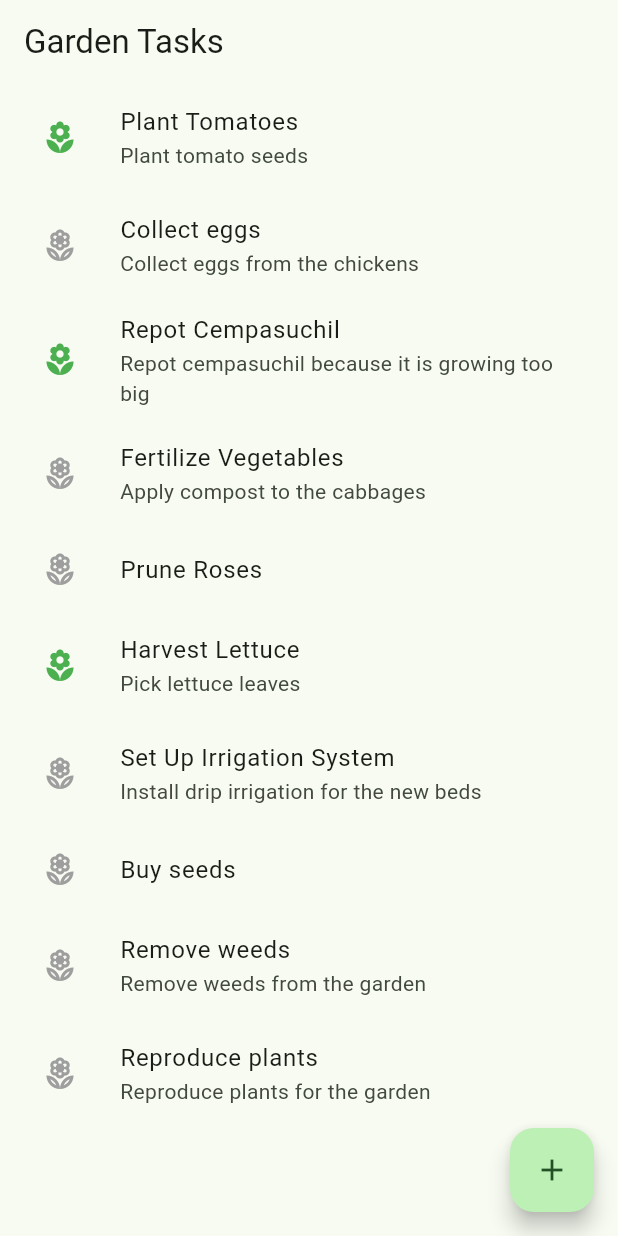
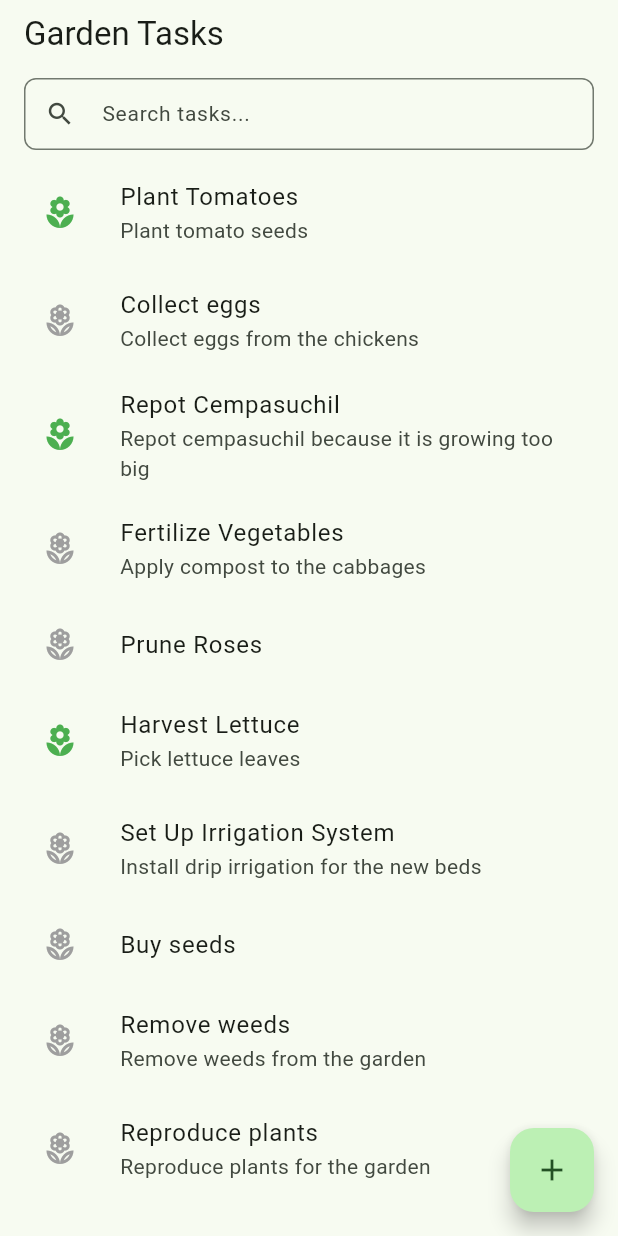
Before and after one commit to carolinasq1/garden_planner, a Flutter app: the screen it shows after launch, after a tap on the "local florist" icon, on a phone screen of 412 x 824 dp. Run offline on Flutter 3.47's test engine with Material 3 defaults, Android fonts, the phone set to English and light mode, and no system bars; our stand-ins replace flutter_bloc, freezed_annotation, get_it, hive, hive_flutter; accounts and stored records are empty.

Commit message:
add search tasks

```diff
--- a/lib/core/di/injection_container.dart
+++ b/lib/core/di/injection_container.dart
@@ -9,6 +9,7 @@ import '../../domain/use_cases/create_task_use_case.dart';
 import '../../domain/use_cases/delete_task_use_case.dart';
 import '../../domain/use_cases/edit_task_use_case.dart';
 import '../../domain/use_cases/get_all_tasks_use_case.dart';
+import '../../domain/use_cases/search_tasks_use_case.dart';
 import '../utils/mock_data.dart';
 
 final getIt = GetIt.instance;
@@ -38,6 +39,7 @@ Future<void> initializeDependencies() async {
   getIt.registerLazySingleton(() => GetAllTasksUseCase(getIt()));
   getIt.registerLazySingleton(() => EditTaskUseCase(getIt()));
   getIt.registerLazySingleton(() => DeleteTaskUseCase(getIt()));
+  getIt.registerLazySingleton(() => SearchTasksUseCase(getIt()));
 
   // Add mock data if box is empty
   if (taskBox.isEmpty) {
--- a/lib/data/datasources/task_local_data_source.dart
+++ b/lib/data/datasources/task_local_data_source.dart
@@ -6,4 +6,5 @@ abstract class TaskLocalDataSource {
   Future<void> createTask(Task task);
   Future<void> updateTask(Task task);
   Future<void> deleteTask(String taskId);
+  Future<List<Task>> searchTasks(String query);
 }
--- a/lib/domain/repositories/task_repository.dart
+++ b/lib/domain/repositories/task_repository.dart
@@ -6,4 +6,5 @@ abstract class TaskRepository {
   Future<void> createTask(Task task);
   Future<void> updateTask(Task task);
   Future<void> deleteTask(String taskId);
+  Future<List<Task>> searchTasks(String query);
 }
--- /dev/null
+++ b/lib/domain/use_cases/search_tasks_use_case.dart
@@ -0,0 +1,12 @@
+import '../entities/task.dart';
+import '../repositories/task_repository.dart';
+
+class SearchTasksUseCase {
+  final TaskRepository repository;
+
+  SearchTasksUseCase(this.repository);
+
+  Future<List<Task>> call(String query) async {
+    return await repository.searchTasks(query);
+  }
+}
--- a/lib/presentation/bloc/task_bloc.dart
+++ b/lib/presentation/bloc/task_bloc.dart
@@ -4,6 +4,7 @@ import '../../domain/use_cases/get_all_tasks_use_case.dart';
 import '../../domain/use_cases/edit_task_use_case.dart';
 import '../../domain/use_cases/delete_task_use_case.dart';
 import '../../domain/use_cases/create_task_use_case.dart';
+import '../../domain/use_cases/search_tasks_use_case.dart';
 
 part 'task_event.dart';
 part 'task_state.dart';
@@ -13,18 +14,23 @@ class TaskBloc extends Bloc<TaskEvent, TaskState> {
   final EditTaskUseCase editTaskUseCase;
   final DeleteTaskUseCase deleteTaskUseCase;
   final CreateTaskUseCase createTaskUseCase;
+  final SearchTasksUseCase searchTasksUseCase;
+
+  String? _currentSearchQuery;
 
   TaskBloc({
     required this.getAllTasksUseCase,
     required this.editTaskUseCase,
     required this.deleteTaskUseCase,
     required this.createTaskUseCase,
+    required this.searchTasksUseCase,
   }) : super(TaskLoading()) {
     on<GetTasksEvent>(_onGetTasks);
     on<ToggleTaskCompletedEvent>(_onToggleTaskCompleted);
     on<DeleteTaskEvent>(_onDeleteTask);
     on<CreateTaskEvent>(_onCreateTask);
     on<EditTaskEvent>(_onEditTask);
+    on<SearchTasksEvent>(_onSearchTasks);
 
     // Automatically load tasks when BLoC is created
     add(GetTasksEvent());
@@ -33,6 +39,7 @@ class TaskBloc extends Bloc<TaskEvent, TaskState> {
   Future<void> _onGetTasks(TaskEvent event, Emitter<TaskState> emit) async {
     emit(TaskLoading());
     try {
+      _currentSearchQuery = null;
       final tasks = await getAllTasksUseCase.call();
       emit(TaskLoaded(tasks));
     } catch (e) {
@@ -50,8 +57,7 @@ class TaskBloc extends Bloc<TaskEvent, TaskState> {
         updatedAt: DateTime.now(),
       );
       await editTaskUseCase.call(updatedTask);
-      // Refresh the list
-      add(GetTasksEvent());
+      _refreshTasksList();
     } catch (e) {
       emit(TaskError(e.toString()));
     }
@@ -63,8 +69,7 @@ class TaskBloc extends Bloc<TaskEvent, TaskState> {
   ) async {
     try {
       await deleteTaskUseCase.call(event.taskId);
-      // Refresh the list
-      add(GetTasksEvent());
+      _refreshTasksList();
     } catch (e) {
       emit(TaskError(e.toString()));
     }
@@ -76,8 +81,7 @@ class TaskBloc extends Bloc<TaskEvent, TaskState> {
   ) async {
     try {
       await createTaskUseCase.call(event.name, event.description);
-      // Refresh the list
-      add(GetTasksEvent());
+      _refreshTasksList();
     } catch (e) {
       emit(TaskError(e.toString()));
     }
@@ -86,8 +90,31 @@ class TaskBloc extends Bloc<TaskEvent, TaskState> {
   Future<void> _onEditTask(EditTaskEvent event, Emitter<TaskState> emit) async {
     try {
       await editTaskUseCase.call(event.task);
-      // Refresh the list
+      _refreshTasksList();
+    } catch (e) {
+      emit(TaskError(e.toString()));
+    }
+  }
+
+  void _refreshTasksList() {
+    if (_currentSearchQuery != null && _currentSearchQuery!.isNotEmpty) {
+      add(SearchTasksEvent(_currentSearchQuery!));
+    } else {
       add(GetTasksEvent());
+    }
+  }
+
+  Future<void> _onSearchTasks(
+    SearchTasksEvent event,
+    Emitter<TaskState> emit,
+  ) async {
+    emit(TaskLoading());
+    try {
+      _currentSearchQuery = event.query.trim().isEmpty
+          ? null
+          : event.query.trim();
+      final tasks = await searchTasksUseCase.call(event.query);
+      emit(TaskLoaded(tasks));
     } catch (e) {
       emit(TaskError(e.toString()));
     }
--- a/lib/presentation/bloc/task_event.dart
+++ b/lib/presentation/bloc/task_event.dart
@@ -28,3 +28,9 @@ class EditTaskEvent extends TaskEvent {
 
   EditTaskEvent(this.task);
 }
+
+class SearchTasksEvent extends TaskEvent {
+  final String query;
+
+  SearchTasksEvent(this.query);
+}
--- a/lib/presentation/pages/tasks_page.dart
+++ b/lib/presentation/pages/tasks_page.dart
@@ -7,6 +7,7 @@ import '../widgets/list/task_error_widget.dart';
 import '../widgets/list/task_loading_widget.dart';
 import '../widgets/add_task_button.dart';
 import '../../core/di/injection_container.dart' as di;
+import '../widgets/search/task_search_bar.dart';
 
 class TasksPage extends StatelessWidget {
   const TasksPage({super.key});
@@ -19,9 +20,19 @@ class TasksPage extends StatelessWidget {
         editTaskUseCase: di.getIt(),
         deleteTaskUseCase: di.getIt(),
         createTaskUseCase: di.getIt(),
+        searchTasksUseCase: di.getIt(),
       ),
       child: Scaffold(
-        appBar: AppBar(title: const Text('Garden Tasks')),
+        appBar: AppBar(
+          title: const Text('Garden Tasks'),
+          bottom: PreferredSize(
+            preferredSize: const Size.fromHeight(50),
+            child: Padding(
+              padding: const EdgeInsets.symmetric(horizontal: 16, vertical: 6),
+              child: const TaskSearchBar(),
+            ),
+          ),
+        ),
         floatingActionButton: const AddTaskButton(),
         body: BlocBuilder<TaskBloc, TaskState>(
           builder: (context, state) {
--- /dev/null
+++ b/lib/presentation/widgets/search/task_search_bar.dart
@@ -0,0 +1,57 @@
+import 'dart:async';
+import 'package:flutter/material.dart';
+import 'package:flutter_bloc/flutter_bloc.dart';
+import '../../bloc/task_bloc.dart';
+
+class TaskSearchBar extends StatefulWidget {
+  const TaskSearchBar({super.key});
+
+  @override
+  State<TaskSearchBar> createState() => _TaskSearchBarState();
+}
+
+class _TaskSearchBarState extends State<TaskSearchBar> {
+  final _searchController = TextEditingController();
+  Timer? _debounce;
+
+  @override
+  void dispose() {
+    _searchController.dispose();
+    _debounce?.cancel();
+    super.dispose();
+  }
+
+  void _onSearchChanged(String query) {
+    if (_debounce?.isActive ?? false) _debounce!.cancel();
+    _debounce = Timer(const Duration(milliseconds: 300), () {
+      context.read<TaskBloc>().add(SearchTasksEvent(query));
+    });
+  }
+
+  @override
+  Widget build(BuildContext context) {
+    return TextField(
+      controller: _searchController,
+      style: const TextStyle(fontSize: 14),
+      decoration: InputDecoration(
+        hintText: 'Search tasks...',
+        prefixIcon: const Icon(Icons.search, size: 20),
+        suffixIcon: _searchController.text.isNotEmpty
+            ? IconButton(
+                icon: const Icon(Icons.clear, size: 20),
+                onPressed: () {
+                  _searchController.clear();
+                  context.read<TaskBloc>().add(GetTasksEvent());
+                },
+              )
+            : null,
+        border: OutlineInputBorder(borderRadius: BorderRadius.circular(8)),
+        contentPadding: const EdgeInsets.symmetric(horizontal: 12, vertical: 8),
+      ),
+      onChanged: (value) {
+        setState(() {}); // Rebuild to show/hide clear button
+        _onSearchChanged(value);
+      },
+    );
+  }
+}
```
Also changed, not shown: lib/data/datasources/task_local_data_source_impl.dart (+17 -0 lines), lib/data/repositories/task_repository_impl.dart (+6 -3 lines).
